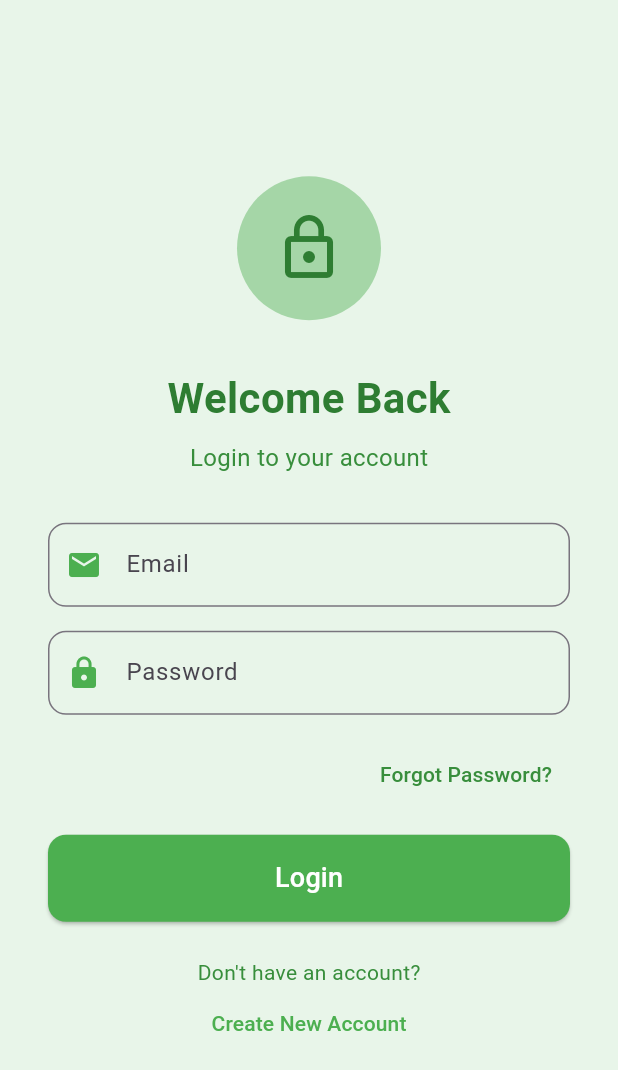
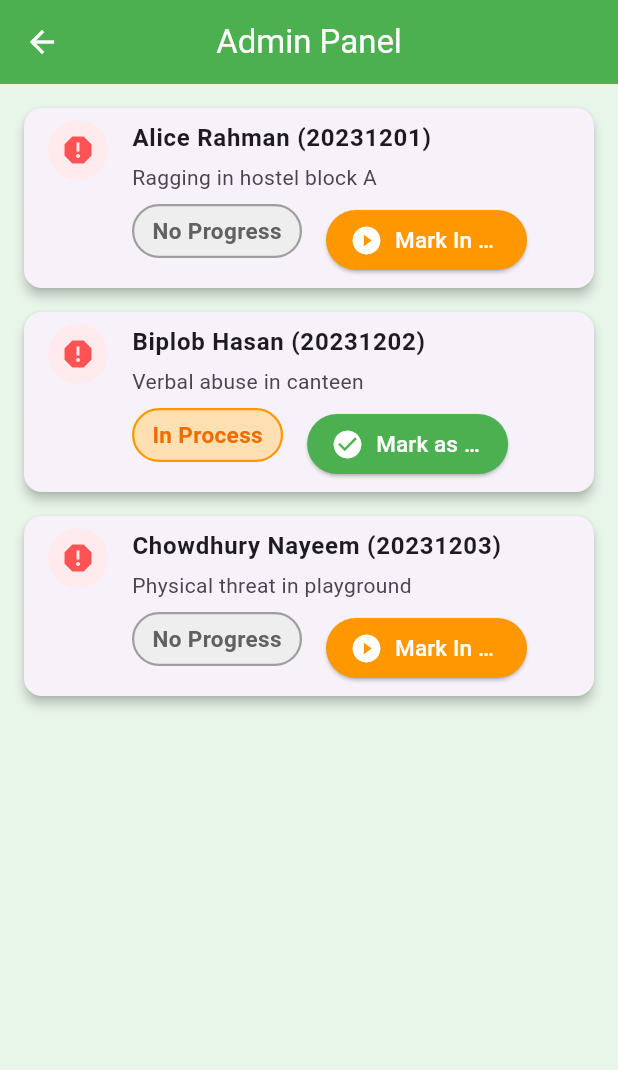
Before and after one commit to SRHridoy/Safe-Campus, a Flutter app: the screen it shows after launch, after a tap on "Forgot Password?", on a phone screen of 412 x 824 dp. Shown: the top 1070 px of the screen. Run offline on Flutter 3.47's test engine with Material 3 defaults, Android fonts, the light colour scheme and no system bars; our stand-ins replace animated_notch_bottom_bar, carousel_slider.

Commit message:
Add admin and user screens with navigation; update routes and dependencies

```diff
--- a/safe_campus/lib/main.dart
+++ b/safe_campus/lib/main.dart
@@ -1,9 +1,11 @@
 import 'package:flutter/material.dart';
+import 'package:safe_campus/screens/admin_screen.dart';
 import 'package:safe_campus/screens/login_screen.dart';
 import 'package:safe_campus/screens/register_screen.dart';
     import 'dart:async';
 
 import 'package:safe_campus/screens/splash_screen.dart';
+import 'package:safe_campus/screens/user_screen.dart';
 
     void main() {
       runApp(MyApp());
@@ -31,6 +33,8 @@
             '/': (context) => SplashScreen(),
             '/login': (context) => LoginScreen(),
             '/register': (context) => RegisterScreen(),
+            '/user': (context) => UserScreen(),
+            '/admin': (context) => AdminScreen(),
             // Add other routes here as needed
           },
           debugShowCheckedModeBanner: false,
--- a/safe_campus/lib/screens/admin_screen.dart
+++ b/safe_campus/lib/screens/admin_screen.dart
@@ -0,0 +1,133 @@
+import 'package:flutter/material.dart';
+
+class AdminScreen extends StatefulWidget {
+  @override
+  _AdminScreenState createState() => _AdminScreenState();
+}
+
+class _AdminScreenState extends State<AdminScreen> {
+  // Example data for reported complaints
+  List<Map<String, dynamic>> complaints = [
+    {
+      'studentName': 'Alice Rahman',
+      'studentId': '20231201',
+      'complaint': 'Ragging in hostel block A',
+      'status': 0, // 0: No Progress, 1: In Process
+    },
+    {
+      'studentName': 'Biplob Hasan',
+      'studentId': '20231202',
+      'complaint': 'Verbal abuse in canteen',
+      'status': 1,
+    },
+    {
+      'studentName': 'Chowdhury Nayeem',
+      'studentId': '20231203',
+      'complaint': 'Physical threat in playground',
+      'status': 0,
+    },
+  ];
+
+  @override
+  Widget build(BuildContext context) {
+    return Scaffold(
+      appBar: AppBar(
+        title: Text('Admin Panel'),
+        centerTitle: true,
+      ),
+      body: ListView.builder(
+        padding: EdgeInsets.all(16),
+        itemCount: complaints.length,
+        itemBuilder: (context, index) {
+          final complaint = complaints[index];
+          return Card(
+            margin: EdgeInsets.only(bottom: 16),
+            elevation: 3,
+            child: ListTile(
+              leading: CircleAvatar(
+                child: Icon(Icons.report, color: Colors.redAccent),
+                backgroundColor: Colors.red[50],
+              ),
+              title: Text(
+                complaint['studentName'] + ' (' + complaint['studentId'] + ')',
+                style: TextStyle(fontWeight: FontWeight.bold),
+              ),
+              subtitle: Column(
+                crossAxisAlignment: CrossAxisAlignment.start,
+                children: [
+                  SizedBox(height: 4),
+                  Text(complaint['complaint']),
+                  SizedBox(height: 8),
+                  Row(
+                    crossAxisAlignment: CrossAxisAlignment.start,
+                    children: [
+                      Flexible(
+                        child: Container(
+                          padding: EdgeInsets.symmetric(
+                            horizontal: MediaQuery.of(context).size.width < 350 ? 8 : 12,
+                            vertical: MediaQuery.of(context).size.width < 350 ? 4 : 6,
+                          ),
+                          decoration: BoxDecoration(
+                            color: complaint['status'] == 1 ? Colors.orange[100] : Colors.grey[200],
+                            borderRadius: BorderRadius.circular(20),
+                            border: Border.all(
+                              color: complaint['status'] == 1 ? Colors.orange : Colors.grey,
+                              width: 1.5,
+                            ),
+                          ),
+                          child: Text(
+                            complaint['status'] == 1 ? 'In Process' : 'No Progress',
+                            style: TextStyle(
+                              color: complaint['status'] == 1 ? Colors.orange[800] : Colors.grey[700],
+                              fontWeight: FontWeight.w600,
+                              fontSize: MediaQuery.of(context).size.width < 350 ? 12 : 15,
+                            ),
+                            overflow: TextOverflow.ellipsis,
+                          ),
+                        ),
+                      ),
+                      SizedBox(width: MediaQuery.of(context).size.width < 350 ? 8 : 16),
+                      Flexible(
+                        child: ElevatedButton.icon(
+                          style: ElevatedButton.styleFrom(
+                            backgroundColor: complaint['status'] == 1 ? Colors.green : Colors.orange,
+                            shape: RoundedRectangleBorder(
+                              borderRadius: BorderRadius.circular(20),
+                            ),
+                            padding: EdgeInsets.symmetric(
+                              horizontal: MediaQuery.of(context).size.width < 350 ? 8 : 16,
+                              vertical: MediaQuery.of(context).size.width < 350 ? 6 : 8,
+                            ),
+                          ),
+                          icon: Icon(
+                            complaint['status'] == 1 ? Icons.check_circle : Icons.play_circle_fill,
+                            color: Colors.white,
+                            size: MediaQuery.of(context).size.width < 350 ? 18 : 22,
+                          ),
+                          label: Text(
+                            complaint['status'] == 1 ? 'Mark as No Progress' : 'Mark In Process',
+                            style: TextStyle(
+                              color: Colors.white,
+                              fontSize: MediaQuery.of(context).size.width < 350 ? 12 : 15,
+                            ),
+                            overflow: TextOverflow.ellipsis,
+                          ),
+                          onPressed: () {
+                            setState(() {
+                              complaints[index]['status'] = complaint['status'] == 1 ? 0 : 1;
+                            });
+                          },
+                        ),
+                      ),
+                    ],
+                  ),
+                ],
+              ),
+              isThreeLine: true,
+            ),
+          );
+        },
+      ),
+    );
+  }
+}
--- a/safe_campus/lib/screens/register_screen.dart
+++ b/safe_campus/lib/screens/register_screen.dart
@@ -98,7 +98,7 @@ class _RegisterScreenState extends State<RegisterScreen> {
                     padding: EdgeInsets.symmetric(vertical: 16),
                   ),
                   onPressed: () {},
-                  child: Text('Register', style: TextStyle(fontSize: 18)),
+                  child: Text('Register', style: TextStyle(fontSize: 18,color: Colors.white)),
                 ),
               ),
             ],
--- a/safe_campus/lib/screens/splash_screen.dart
+++ b/safe_campus/lib/screens/splash_screen.dart
@@ -3,7 +3,7 @@ import 'dart:async';
 import 'package:flutter/material.dart';
 import 'package:safe_campus/screens/login_screen.dart';
 
-import '../main.dart';
+
 
 class SplashScreen extends StatefulWidget {
   @override
```
Also changed, not shown: safe_campus/lib/screens/login_screen.dart (+6 -2 lines), safe_campus/lib/screens/user_screen.dart (+147 -0 lines), safe_campus/pubspec.yaml (+7 -2 lines), safe_campus/pubspec.lock, 2 other files.
